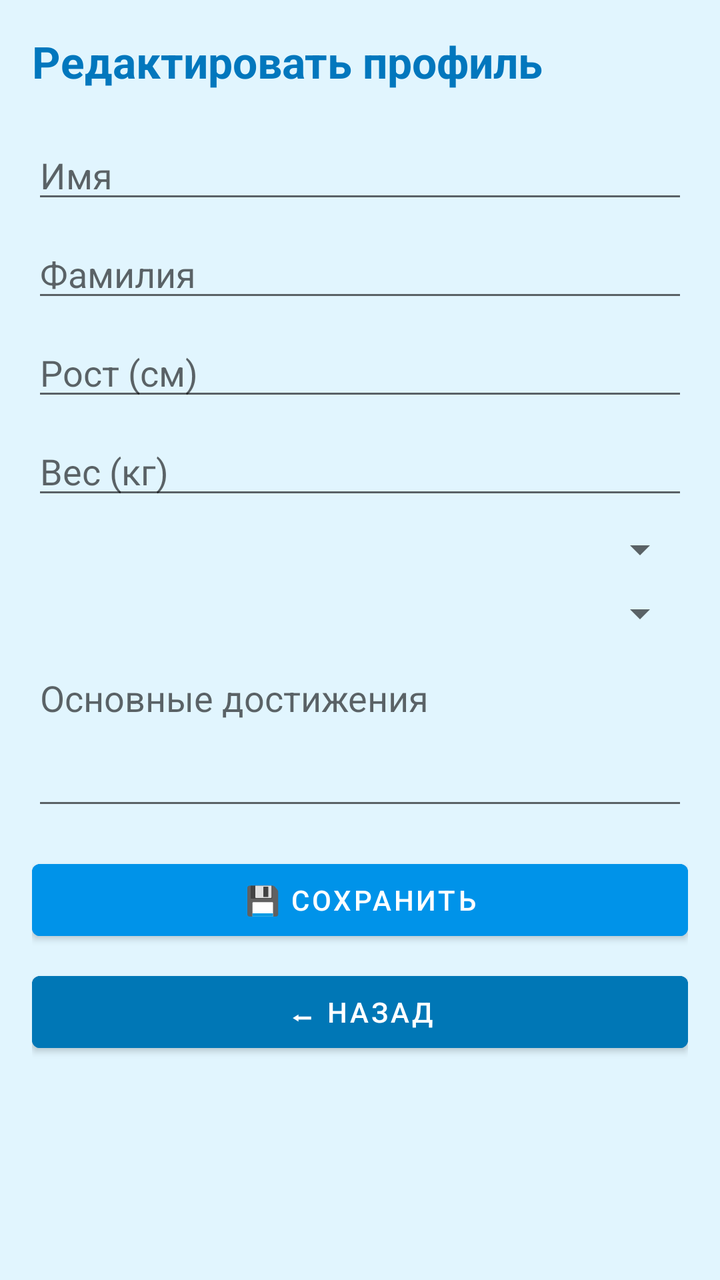
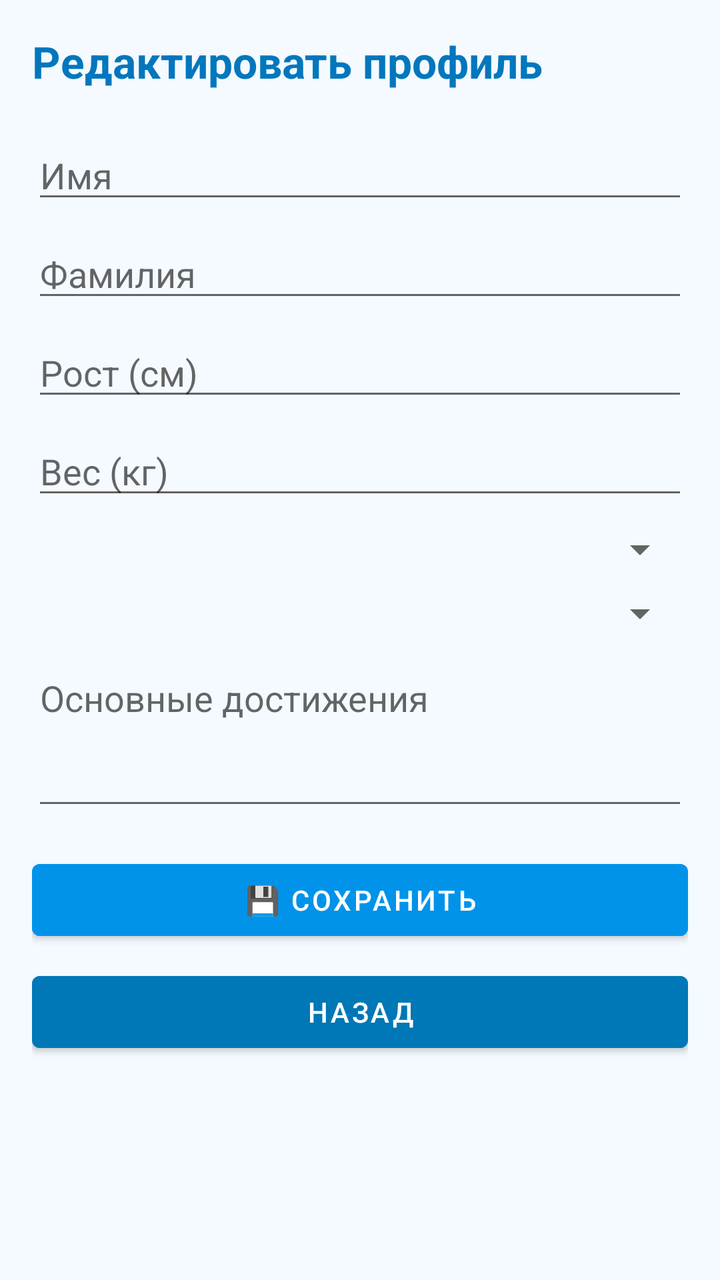

The first picture is an Android layout as it rendered before a commit; the second is the same layout after the commit. The layout source and the unified diff follow.
<!-- AndroidManifest.xml: application theme Theme.AquaTime -->
<!-- res/layout/fragment_edit_profile.xml -->
<ScrollView xmlns:android="http://schemas.android.com/apk/res/android"
    android:layout_width="match_parent"
    android:layout_height="match_parent"
    android:background="@color/aqua_light"
    android:padding="16dp">

    <LinearLayout
        android:layout_width="match_parent"
        android:layout_height="wrap_content"
        android:orientation="vertical">

        <TextView
            android:layout_width="match_parent"
            android:layout_height="wrap_content"
            android:text="Редактировать профиль"
            android:textSize="22sp"
            android:textStyle="bold"
            android:textColor="@color/aqua_deep"
            android:layout_marginBottom="20dp"/>

        <EditText
            android:id="@+id/input_first_name"
            android:layout_width="match_parent"
            android:layout_height="wrap_content"
            android:hint="Имя"
            android:inputType="textPersonName"
            android:layout_marginBottom="8dp"/>

        <EditText
            android:id="@+id/input_last_name"
            android:layout_width="match_parent"
            android:layout_height="wrap_content"
            android:hint="Фамилия"
            android:layout_marginBottom="8dp"/>

        <EditText
            android:id="@+id/input_height"
            android:layout_width="match_parent"
            android:layout_height="wrap_content"
            android:hint="Рост (см)"
            android:inputType="number"
            android:layout_marginBottom="8dp"/>

        <EditText
            android:id="@+id/input_weight"
            android:layout_width="match_parent"
            android:layout_height="wrap_content"
            android:hint="Вес (кг)"
            android:inputType="numberDecimal"
            android:layout_marginBottom="8dp"/>

        
        <Spinner
            android:id="@+id/spinner_style"
            android:layout_width="match_parent"
            android:layout_height="wrap_content"
            android:layout_marginBottom="8dp"/>

        
        <Spinner
            android:id="@+id/spinner_nation"
            android:layout_width="match_parent"
            android:layout_height="wrap_content"
            android:layout_marginBottom="8dp"/>

        <EditText
            android:id="@+id/input_achievements"
            android:layout_width="match_parent"
            android:layout_height="wrap_content"
            android:hint="Основные достижения"
            android:minLines="3"
            android:gravity="top"
            android:layout_marginBottom="16dp"/>


        <Button
            android:id="@+id/btn_save"
            android:layout_width="match_parent"
            android:layout_height="wrap_content"
            android:text="💾 Сохранить"
            android:backgroundTint="@color/aqua_primary"
            android:textColor="@android:color/white"
            android:layout_marginBottom="8dp"/>

        <Button
            android:id="@+id/btn_back"
            android:layout_width="match_parent"
            android:layout_height="wrap_content"
            android:text="⬅ Назад"
            android:backgroundTint="@color/aqua_accent"
            android:textColor="@android:color/white"/>
    </LinearLayout>
</ScrollView>
<!-- resources referenced by this layout -->
<resources>
  <color name="aqua_accent">#0077B6</color>
  <color name="aqua_deep">#0277BD</color>
  <color name="aqua_light">#E1F5FE</color>
  <color name="aqua_primary">#0093E9</color>
  <style name="Theme.AquaTime" parent="Theme.MaterialComponents.DayNight.NoActionBar">
          
          <item name="colorPrimary">@color/aqua_primary</item>
          <item name="colorPrimaryVariant">@color/aqua_secondary</item>
          <item name="colorOnPrimary">@android:color/white</item>
  
          <item name="colorSecondary">@color/aqua_accent</item>
          <item name="colorSecondaryVariant">@color/aqua_primary</item>
          <item name="colorOnSecondary">@android:color/white</item>
  
          
          <item name="android:colorBackground">@color/background_light</item>
  
          
          <item name="android:textColor">@color/text_primary</item>
      </style>
  <color name="aqua_secondary">#80D0C7</color>
  <color name="background_light">#F4FAFF</color>
  <color name="text_primary">#0D0D0D</color>
</resources>

<!-- the commit's change to res/layout/fragment_edit_profile.xml (unified diff, before → after) -->
@@ -1,7 +1,8 @@
+<?xml version="1.0" encoding="utf-8"?>
 <ScrollView xmlns:android="http://schemas.android.com/apk/res/android"
     android:layout_width="match_parent"
     android:layout_height="match_parent"
-    android:background="@color/aqua_light"
+    android:background="?android:attr/windowBackground"
     android:padding="16dp">
 
     <LinearLayout
@@ -12,7 +13,7 @@
         <TextView
             android:layout_width="match_parent"
             android:layout_height="wrap_content"
-            android:text="Редактировать профиль"
+            android:text="@string/edit_profile_title"
             android:textSize="22sp"
             android:textStyle="bold"
             android:textColor="@color/aqua_deep"
@@ -22,7 +23,7 @@
             android:id="@+id/input_first_name"
             android:layout_width="match_parent"
             android:layout_height="wrap_content"
-            android:hint="Имя"
+            android:hint="@string/hint_first_name"
             android:inputType="textPersonName"
             android:layout_marginBottom="8dp"/>
 
@@ -30,14 +31,14 @@
             android:id="@+id/input_last_name"
             android:layout_width="match_parent"
             android:layout_height="wrap_content"
-            android:hint="Фамилия"
+            android:hint="@string/hint_last_name"
             android:layout_marginBottom="8dp"/>
 
         <EditText
             android:id="@+id/input_height"
             android:layout_width="match_parent"
             android:layout_height="wrap_content"
-            android:hint="Рост (см)"
+            android:hint="@string/hint_height"
             android:inputType="number"
             android:layout_marginBottom="8dp"/>
 
@@ -45,18 +46,16 @@
             android:id="@+id/input_weight"
             android:layout_width="match_parent"
             android:layout_height="wrap_content"
-            android:hint="Вес (кг)"
+            android:hint="@string/hint_weight"
             android:inputType="numberDecimal"
             android:layout_marginBottom="8dp"/>
 
-        
         <Spinner
             android:id="@+id/spinner_style"
             android:layout_width="match_parent"
             android:layout_height="wrap_content"
             android:layout_marginBottom="8dp"/>
 
-        
         <Spinner
             android:id="@+id/spinner_nation"
             android:layout_width="match_parent"
@@ -67,7 +66,7 @@
             android:id="@+id/input_achievements"
             android:layout_width="match_parent"
             android:layout_height="wrap_content"
-            android:hint="Основные достижения"
+            android:hint="@string/hint_achievements"
             android:minLines="3"
             android:gravity="top"
             android:layout_marginBottom="16dp"/>
@@ -77,7 +76,7 @@
             android:id="@+id/btn_save"
             android:layout_width="match_parent"
             android:layout_height="wrap_content"
-            android:text="💾 Сохранить"
+            android:text="@string/btn_save"
             android:backgroundTint="@color/aqua_primary"
             android:textColor="@android:color/white"
             android:layout_marginBottom="8dp"/>
@@ -86,7 +85,7 @@
             android:id="@+id/btn_back"
             android:layout_width="match_parent"
             android:layout_height="wrap_content"
-            android:text="⬅ Назад"
+            android:text="@string/btn_back"
             android:backgroundTint="@color/aqua_accent"
             android:textColor="@android:color/white"/>
     </LinearLayout>
<!-- resource entries referenced after the edit -->
@@ -2,23 +2,26 @@
 <resources>
   <color name="aqua_accent">#0077B6</color>
   <color name="aqua_deep">#0277BD</color>
-  <color name="aqua_light">#E1F5FE</color>
   <color name="aqua_primary">#0093E9</color>
+  <string name="btn_back">Назад</string>
+  <string name="btn_save">💾 Сохранить</string>
+  <string name="edit_profile_title">Редактировать профиль</string>
+  <string name="hint_achievements">Основные достижения</string>
+  <string name="hint_first_name">Имя</string>
+  <string name="hint_height">Рост (см)</string>
+  <string name="hint_last_name">Фамилия</string>
+  <string name="hint_weight">Вес (кг)</string>
   <style name="Theme.AquaTime" parent="Theme.MaterialComponents.DayNight.NoActionBar">
-          
+  
           <item name="colorPrimary">@color/aqua_primary</item>
           <item name="colorPrimaryVariant">@color/aqua_secondary</item>
           <item name="colorOnPrimary">@android:color/white</item>
   
-          <item name="colorSecondary">@color/aqua_accent</item>
-          <item name="colorSecondaryVariant">@color/aqua_primary</item>
-          <item name="colorOnSecondary">@android:color/white</item>
   
-          
+          <item name="android:windowBackground">@color/background_light</item>
           <item name="android:colorBackground">@color/background_light</item>
   
-          
-          <item name="android:textColor">@color/text_primary</item>
+          <item name="android:textColorPrimary">@color/text_primary</item>
       </style>
   <color name="aqua_secondary">#80D0C7</color>
   <color name="background_light">#F4FAFF</color>
